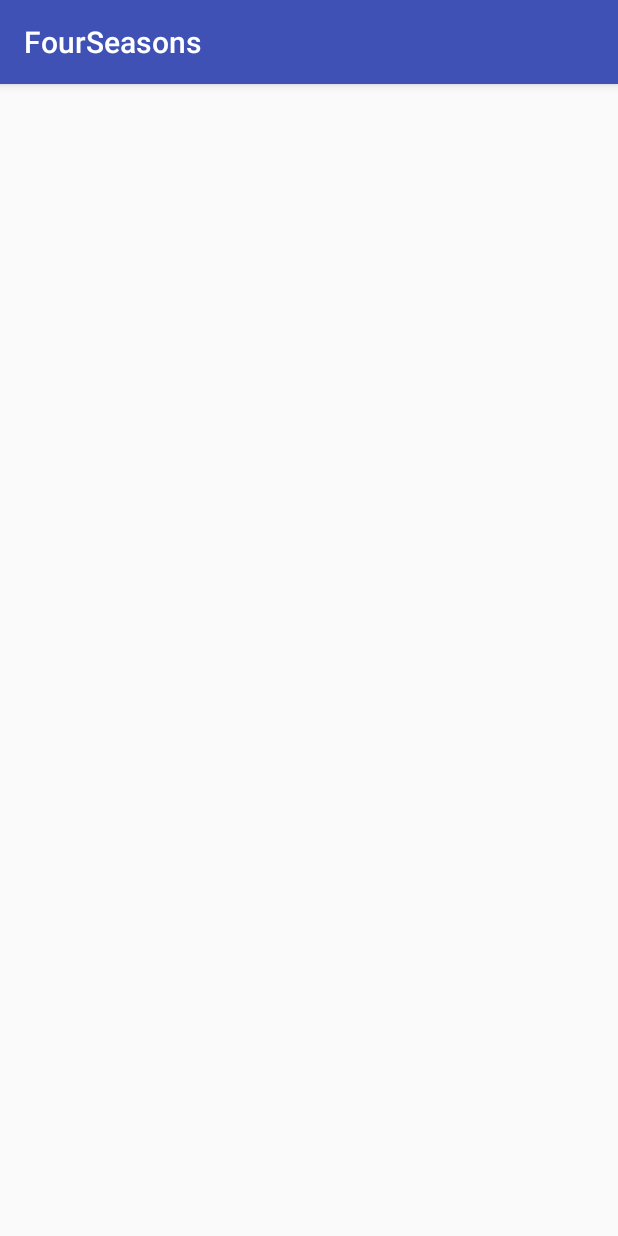
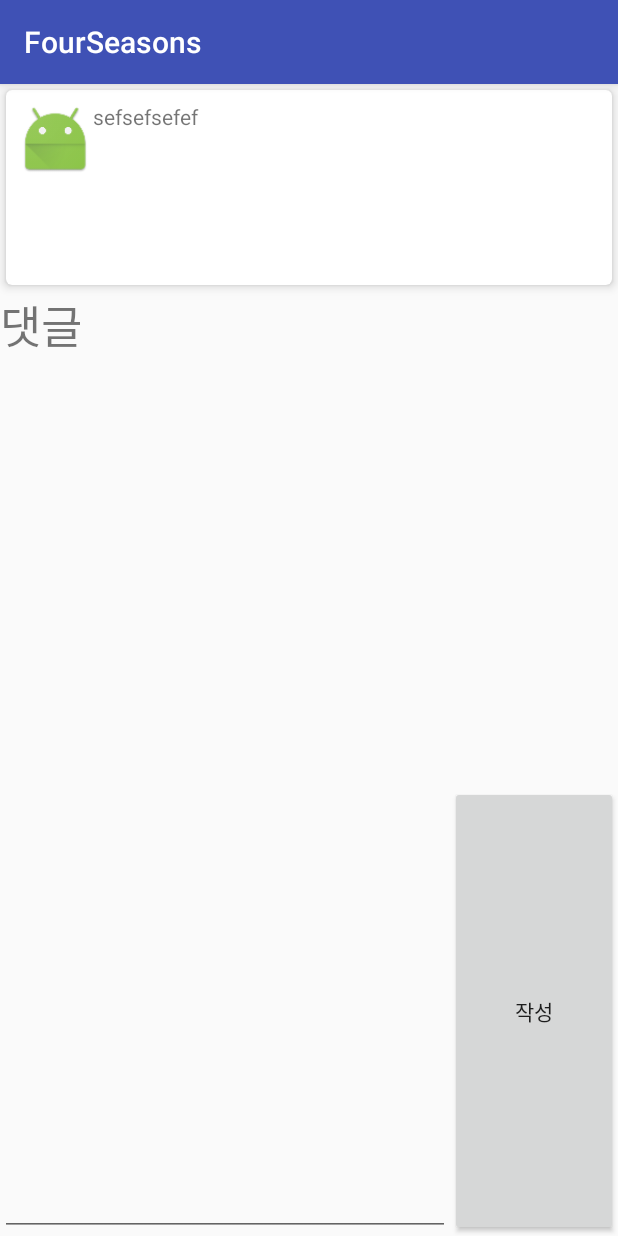
Before and after one commit to spurs92/FourSeasons, an Android app: the BoardCommentActivity screen opened directly, with no data from a screen before it, on a phone screen of 412 x 824 dp. Run offline under Robolectric (Android 15) with nearby library versions, the light colour scheme and no system bars; network calls fail.

Commit message:
8/24 Firebase Board Comment .....ing

```diff
--- a/app/src/main/java/com/spurs/fourseasons/MainActivity.java
+++ b/app/src/main/java/com/spurs/fourseasons/MainActivity.java
@@ -80,9 +80,6 @@ public class MainActivity extends AppCompatActivity implements GoogleApiClient.O
 
     FirebaseDatabase database;
     DatabaseReference myRef;
-
-//    FirebaseDatabase database;
-//    DatabaseReference myRef;
 
     TextView tvLogin, tvInfo;
     TextView tvLoginText;
@@ -189,6 +186,7 @@ public class MainActivity extends AppCompatActivity implements GoogleApiClient.O
 
                     tvEmail.setText(mAuth.getCurrentUser().getEmail());
                     tvName.setText(mAuth.getCurrentUser().getDisplayName());
+
                     signInButton.setVisibility(View.INVISIBLE);
                     logoutBtn.setVisibility(View.VISIBLE);
 
--- a/app/src/main/res/layout/activity_board_comment.xml
+++ b/app/src/main/res/layout/activity_board_comment.xml
@@ -1,9 +1,79 @@
 <?xml version="1.0" encoding="utf-8"?>
-<android.support.constraint.ConstraintLayout xmlns:android="http://schemas.android.com/apk/res/android"
+<LinearLayout xmlns:android="http://schemas.android.com/apk/res/android"
     xmlns:app="http://schemas.android.com/apk/res-auto"
     xmlns:tools="http://schemas.android.com/tools"
     android:layout_width="match_parent"
     android:layout_height="match_parent"
+    android:orientation="vertical"
     tools:context="com.spurs.fourseasons.BoardCommentActivity">
 
-</android.support.constraint.ConstraintLayout>
+    <android.support.v7.widget.CardView
+        android:layout_width="match_parent"
+        android:layout_height="130dp"
+        app:cardCornerRadius="4dp"
+        app:cardElevation="4dp"
+        app:contentPadding="8dp"
+        android:layout_margin="4dp">
+
+        <LinearLayout
+            android:layout_width="match_parent"
+            android:layout_height="match_parent"
+            android:orientation="vertical">
+
+            <LinearLayout
+                android:layout_width="match_parent"
+                android:layout_height="wrap_content"
+                android:orientation="horizontal">
+
+                <ImageView
+                    android:layout_width="50dp"
+                    android:layout_height="50dp"
+                    android:src="@mipmap/ic_launcher"/>
+
+                <TextView
+                    android:id="@+id/tv_nickName"
+                    android:layout_width="match_parent"
+                    android:layout_height="match_parent"
+                    android:text="sefsefsefef"/>
+
+            </LinearLayout>
+
+            <TextView
+                android:id="@+id/tv_contentText"
+                android:layout_width="match_parent"
+                android:layout_height="match_parent" />
+
+        </LinearLayout>
+
+    </android.support.v7.widget.CardView>
+
+    <TextView
+        android:layout_width="match_parent"
+        android:layout_height="50dp"
+        android:text="댓글"
+        android:textSize="30sp"/>
+
+    <android.support.v7.widget.RecyclerView
+        android:id="@+id/recyclerView"
+        android:layout_width="match_parent"
+        android:layout_height="280dp">
+
+    </android.support.v7.widget.RecyclerView>
+
+    <LinearLayout
+        android:layout_width="match_parent"
+        android:layout_height="match_parent"
+        android:orientation="horizontal">
+
+        <EditText
+            android:layout_width="300dp"
+            android:layout_height="match_parent"/>
+
+        <Button
+            android:layout_width="match_parent"
+            android:layout_height="match_parent"
+            android:text="작성"/>
+
+    </LinearLayout>
+
+</LinearLayout>
```
Also changed, not shown: app/src/main/java/com/spurs/fourseasons/BoardActivity.java (+7 -2 lines), app/src/main/java/com/spurs/fourseasons/BoardAdapter.java (+22 -7 lines), app/src/main/java/com/spurs/fourseasons/BoardCommentItem.java (added, +32 -0 lines), app/src/main/java/com/spurs/fourseasons/BoardItem.java (+11 -1 lines), app/src/main/java/com/spurs/fourseasons/BoardWriteActivity.java (+6 -3 lines).
